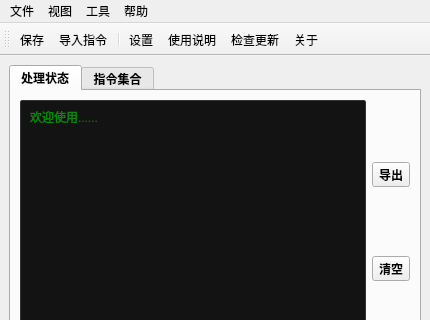
This is Window/mainwindow.ui in find-xposed-magisk/automatic_clicker_2 as Qt 5 draws it before an edit; both pictures show x 0 to 430 and y 0 to 320 of the 430 by 521 pixel window. The edited form follows.
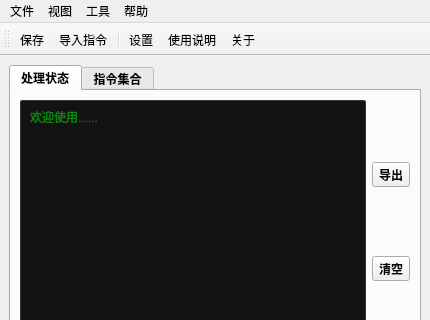
This is the edited form. Icons and pictures are not drawn.

Commit message:
refactor(ui): 更新UI文件并移除更新功能相关代码
- 更新about_ui.py中的Qt版本号从6.8.0到6.11.0
- 将Qt枚举常量更新为新版本格式，如Qt.SolidPattern改为Qt.BrushStyle.SolidPattern
- 移除about_ui.py中的检查更新按钮及其相关样式设置
- 在functions.py中移除UPDATES_FOLDER相关代码
- 从images.qrc资源文件中移除更新图标
- 清理about_ui.py中的布局设置和字体变量命名
- 移除update模块的初始化文件
- 从.gitignore中移除updates目录的忽略规则

```diff
--- a/Window/mainwindow.ui
+++ b/Window/mainwindow.ui
@@ -1258,7 +1258,6 @@
    <addaction name="separator"/>
    <addaction name="actions_2"/>
    <addaction name="actionhelp"/>
-   <addaction name="actionj"/>
    <addaction name="actionabout"/>
   </widget>
   <action name="actionabout">
@@ -1270,15 +1269,6 @@
     <string>关于</string>
    </property>
   </action>
-  <action name="actionj">
-   <property name="icon">
-    <iconset resource="../images.qrc">
-     <normaloff>:/按钮图标/Window/res/更新.png</normaloff>:/按钮图标/Window/res/更新.png</iconset>
-   </property>
-   <property name="text">
-    <string>检查更新</string>
-   </property>
-  </action>
   <action name="actionhelp">
    <property name="icon">
     <iconset resource="../images.qrc">
```
Left out of the diff: 1 changed line with no effect on the pictures. The commit also changes 22 other files.
